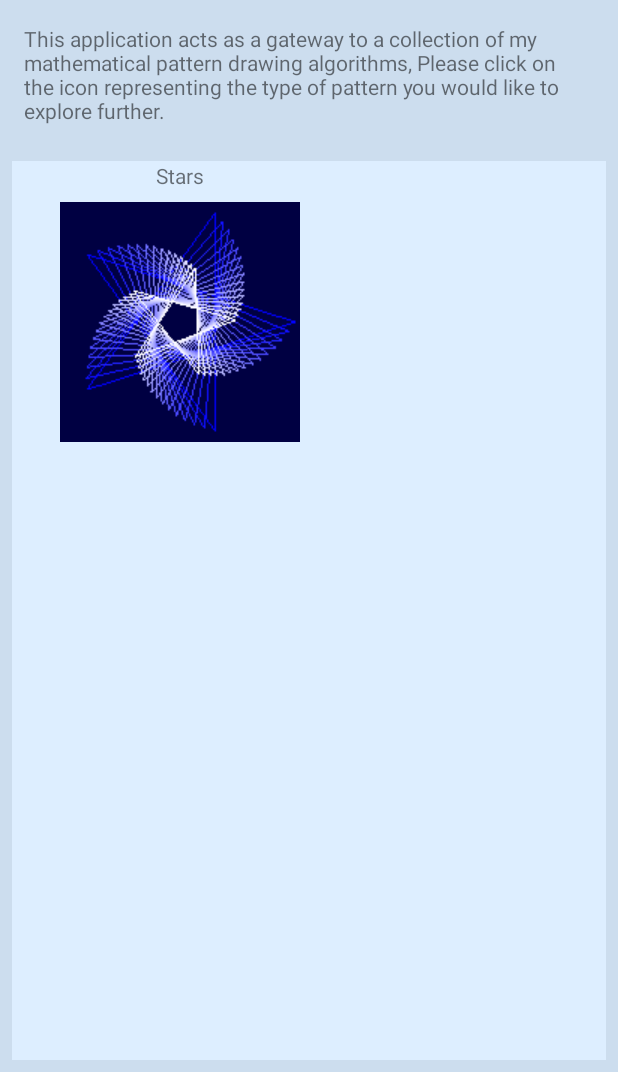
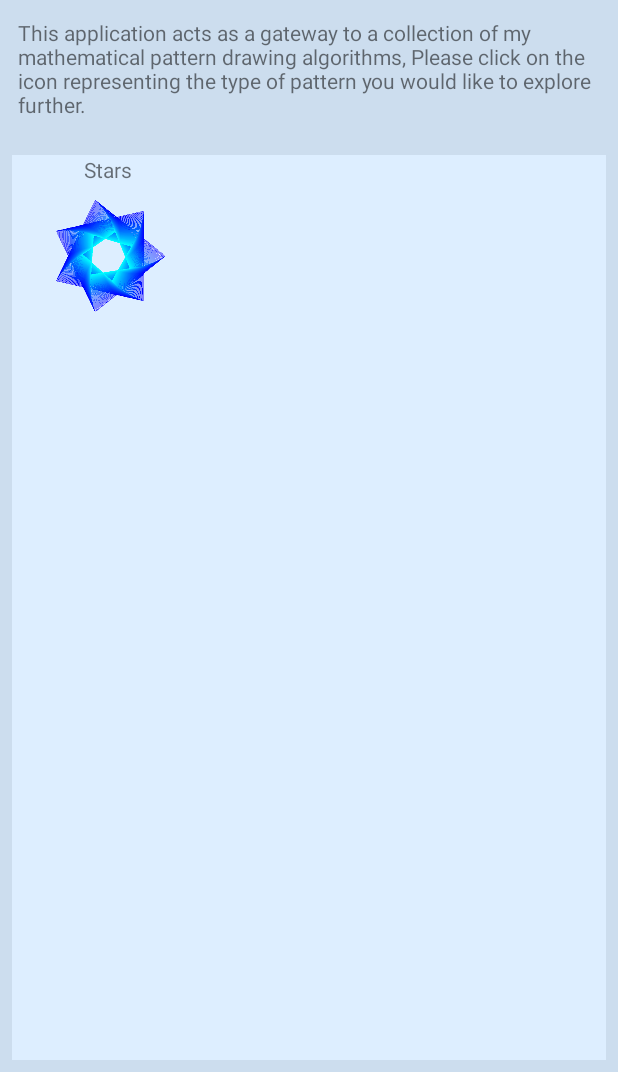
Before and after one commit to EddAardvark/android_app_1, an Android app: the screen it shows after launch (MainActivity), on a phone screen of 412 x 824 dp, the part 164-1236 px from its top. Run offline under Robolectric (Android 15) with nearby library versions, the phone set to English and light mode, and no system bars.

```diff
--- a/app/src/main/res/layout/activity_main.xml
+++ b/app/src/main/res/layout/activity_main.xml
@@ -23,12 +23,12 @@
         android:id="@+id/buttons_container"
         android:layout_width="match_parent"
         android:layout_height="0dp"
-        android:layout_marginStart="8dp"
-        android:layout_marginLeft="8dp"
-        android:layout_marginTop="24dp"
-        android:layout_marginEnd="8dp"
-        android:layout_marginRight="8dp"
-        android:layout_marginBottom="8dp"
+        android:layout_marginStart="@dimen/spacing_medium"
+        android:layout_marginLeft="@dimen/spacing_medium"
+        android:layout_marginTop="@dimen/spacing_xl"
+        android:layout_marginEnd="@dimen/spacing_medium"
+        android:layout_marginRight="@dimen/spacing_medium"
+        android:layout_marginBottom="@dimen/spacing_medium"
         android:background="#FFddeeff"
         app:layout_constraintBottom_toBottomOf="parent"
         app:layout_constraintEnd_toEndOf="parent"
@@ -46,15 +46,15 @@
 
         <ImageView
             android:id="@+id/button_stars"
-            android:layout_width="wrap_content"
-            android:layout_height="wrap_content"
-            android:layout_marginStart="32dp"
+            android:layout_width="@dimen/pattern_chooser_size"
+            android:layout_height="@dimen/pattern_chooser_size"
+            android:layout_marginStart="@dimen/spacing_xxl"
             android:layout_marginLeft="@dimen/spacing_medium"
             android:layout_marginTop="@dimen/spacing_medium"
+            android:contentDescription="@string/star_applet_button"
             android:src="@drawable/star2"
             app:layout_constraintStart_toStartOf="parent"
-            app:layout_constraintTop_toBottomOf="@+id/label_stars"
-            android:contentDescription="@string/star_applet_button" />
+            app:layout_constraintTop_toBottomOf="@+id/label_stars" />
 
     </androidx.constraintlayout.widget.ConstraintLayout>
 
@@ -62,11 +62,11 @@
         android:id="@+id/text_intro"
         android:layout_width="fill_parent"
         android:layout_height="0dp"
-        android:layout_marginStart="16dp"
-        android:layout_marginLeft="16dp"
-        android:layout_marginTop="16dp"
-        android:layout_marginEnd="16dp"
-        android:layout_marginRight="16dp"
+        android:layout_marginStart="@dimen/spacing_large"
+        android:layout_marginLeft="@dimen/spacing_large"
+        android:layout_marginTop="@dimen/spacing_large"
+        android:layout_marginEnd="@dimen/spacing_large"
+        android:layout_marginRight="@dimen/spacing_large"
         android:text="@string/intro_text"
         app:layout_constraintEnd_toEndOf="@+id/buttons_container"
         app:layout_constraintStart_toStartOf="@+id/buttons_container"
--- a/app/src/main/res/values/dimens.xml
+++ b/app/src/main/res/values/dimens.xml
@@ -1,8 +1,11 @@
 <?xml version="1.0" encoding="utf-8"?>
 <resources>
     <dimen name="spacing_medium">8dp</dimen>
-    <dimen name="fab_margin">16dp</dimen>
     <dimen name="selection_corner">4dp</dimen>
     <dimen name="selection_padding">4dp</dimen>
     <dimen name="selection_width">2dp</dimen>
+    <dimen name="pattern_chooser_size">80dp</dimen>
+    <dimen name="spacing_xl">24dp</dimen>
+    <dimen name="spacing_large">12dp</dimen>
+    <dimen name="spacing_xxl">24dp</dimen>
 </resources>
```
Also changed, not shown: app/src/main/java/com/activities/StarsPatternActivity.java (+10 -7 lines), app/src/main/java/com/dialogs/GetInteger.java (+32 -2 lines), app/src/main/java/com/patterns/StarParameters.java (+37 -14 lines), app/src/main/res/drawable/star2.png, app/src/main/res/drawable/star_alt.png (added), app/src/main/res/drawable/star_around.png (added), app/src/main/res/drawable/star_both.png (added), app/src/main/res/drawable/star_inward.png (added).
